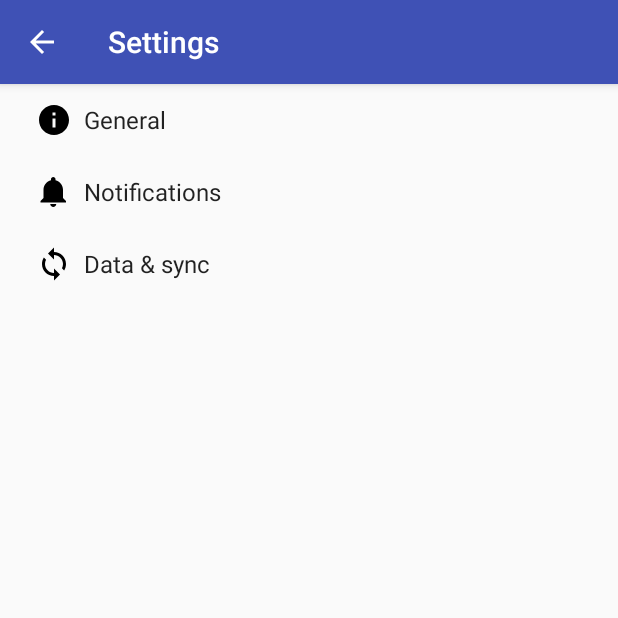
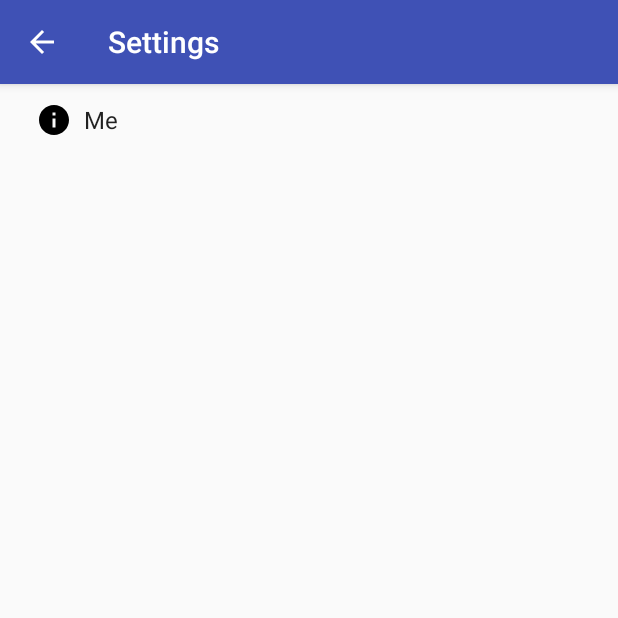
Before and after one commit to schnellp/myCap-Nutrition, an Android app: the screen it shows after launch (Settings), in the options menu, after a tap on "Settings", on a phone screen of 412 x 824 dp, the top half of it. Run offline under Robolectric (Android 15) with nearby library versions, the phone set to English and light mode, and no system bars.

Commit message:
Allow setting kcal goal preference

```diff
--- a/app/src/main/java/net/schnellp/mycapnutrition/View/JournalDayFragment.java
+++ b/app/src/main/java/net/schnellp/mycapnutrition/View/JournalDayFragment.java
@@ -1,5 +1,7 @@
 package net.schnellp.mycapnutrition.View;
 
+import android.content.SharedPreferences;
+import android.preference.PreferenceManager;
 import android.support.design.widget.Snackbar;
 import android.support.v4.app.Fragment;
 import android.os.Bundle;
@@ -30,11 +32,12 @@ public class JournalDayFragment extends Fragment {
     private String date;
     ExpandableRecordListAdapter adapter;
     Record tempRecord;
+    View rootView;
 
     @Override
     public View onCreateView(LayoutInflater inflater, ViewGroup container,
                              Bundle savedInstanceState) {
-        View rootView = inflater.inflate(R.layout.fragment_journal_day_view, container, false);
+        rootView = inflater.inflate(R.layout.fragment_journal_day_view, container, false);
         TextView textView = (TextView) rootView.findViewById(R.id.section_label);
 
         date = getArguments().getString(DATE);
@@ -49,13 +52,26 @@ public class JournalDayFragment extends Fragment {
         listView.setAdapter(adapter);
         registerForContextMenu(listView);
 
+        buildOrRebuild();
+
+        return rootView;
+    }
+
+    @Override
+    public void onResume() {
+        buildOrRebuild();
+        super.onResume();
+    }
+
+    private void buildOrRebuild() {
+        SharedPreferences sharedPref = PreferenceManager.getDefaultSharedPreferences(this.getActivity());
+        int goalKcal = Integer.parseInt(sharedPref.getString("goal_kcal", "2000"));
         ProgressBar progressBar = (ProgressBar) rootView.findViewById(R.id.progressBar);
         TextView progressText = (TextView) rootView.findViewById(R.id.kcal_label);
         IntOrNA kcal = ObjectMath.kcalSum(adapter.getRecords());
+        progressBar.setMax(goalKcal);
         progressBar.setProgress((kcal.isNA) ? 0 : kcal.val);
-        progressText.setText(kcal + " / 2000 kcal");
-
-        return rootView;
+        progressText.setText(kcal + " / " + goalKcal + " kcal");
     }
 
     @Override
--- a/app/src/main/res/xml/pref_data_sync.xml
+++ /dev/null
@@ -1,21 +0,0 @@
-<PreferenceScreen xmlns:android="http://schemas.android.com/apk/res/android">
-
-    <!-- NOTE: Hide buttons to simplify the UI. Users can touch outside the dialog to
-         dismiss it. -->
-    <!-- NOTE: ListPreference's summary should be set to its value by the activity code. -->
-    <ListPreference
-        android:defaultValue="180"
-        android:entries="@array/pref_sync_frequency_titles"
-        android:entryValues="@array/pref_sync_frequency_values"
-        android:key="sync_frequency"
-        android:negativeButtonText="@null"
-        android:positiveButtonText="@null"
-        android:title="@string/pref_title_sync_frequency" />
-
-    <!-- This preference simply launches an intent when selected. Use this UI sparingly, per
-         design guidelines. -->
-    <Preference android:title="@string/pref_title_system_sync_settings">
-        <intent android:action="android.settings.SYNC_SETTINGS" />
-    </Preference>
-
-</PreferenceScreen>
--- a/app/src/main/res/xml/pref_general.xml
+++ /dev/null
@@ -1,33 +0,0 @@
-<PreferenceScreen xmlns:android="http://schemas.android.com/apk/res/android">
-
-    <SwitchPreference
-        android:defaultValue="true"
-        android:key="example_switch"
-        android:summary="@string/pref_description_social_recommendations"
-        android:title="@string/pref_title_social_recommendations" />
-
-    <!-- NOTE: EditTextPreference accepts EditText attributes. -->
-    <!-- NOTE: EditTextPreference's summary should be set to its value by the activity code. -->
-    <EditTextPreference
-        android:capitalize="words"
-        android:defaultValue="@string/pref_default_display_name"
-        android:inputType="textCapWords"
-        android:key="example_text"
-        android:maxLines="1"
-        android:selectAllOnFocus="true"
-        android:singleLine="true"
-        android:title="@string/pref_title_display_name" />
-
-    <!-- NOTE: Hide buttons to simplify the UI. Users can touch outside the dialog to
-         dismiss it. -->
-    <!-- NOTE: ListPreference's summary should be set to its value by the activity code. -->
-    <ListPreference
-        android:defaultValue="-1"
-        android:entries="@array/pref_example_list_titles"
-        android:entryValues="@array/pref_example_list_values"
-        android:key="example_list"
-        android:negativeButtonText="@null"
-        android:positiveButtonText="@null"
-        android:title="@string/pref_title_add_friends_to_messages" />
-
-</PreferenceScreen>
--- a/app/src/main/res/xml/pref_headers.xml
+++ b/app/src/main/res/xml/pref_headers.xml
@@ -5,16 +5,6 @@
     <header
         android:fragment="net.schnellp.mycapnutrition.View.Settings$GeneralPreferenceFragment"
         android:icon="@drawable/ic_info_black_24dp"
-        android:title="@string/pref_header_general" />
-
-    <header
-        android:fragment="net.schnellp.mycapnutrition.View.Settings$NotificationPreferenceFragment"
-        android:icon="@drawable/ic_notifications_black_24dp"
-        android:title="@string/pref_header_notifications" />
-
-    <header
-        android:fragment="net.schnellp.mycapnutrition.View.Settings$DataSyncPreferenceFragment"
-        android:icon="@drawable/ic_sync_black_24dp"
-        android:title="@string/pref_header_data_sync" />
+        android:title="Me" />
 
 </preference-headers>
--- /dev/null
+++ b/app/src/main/res/xml/pref_me.xml
@@ -0,0 +1,14 @@
+<PreferenceScreen xmlns:android="http://schemas.android.com/apk/res/android">
+
+    <!-- NOTE: EditTextPreference accepts EditText attributes. -->
+    <!-- NOTE: EditTextPreference's summary should be set to its value by the activity code. -->
+    <EditTextPreference
+        android:defaultValue="2000"
+        android:inputType="number"
+        android:key="goal_kcal"
+        android:maxLines="1"
+        android:selectAllOnFocus="true"
+        android:singleLine="true"
+        android:title="Daily kcal goal" />
+
+</PreferenceScreen>
--- a/app/src/main/res/xml/pref_notification.xml
+++ /dev/null
@@ -1,27 +0,0 @@
-<PreferenceScreen xmlns:android="http://schemas.android.com/apk/res/android">
-
-    <!-- A 'parent' preference, which enables/disables child preferences (below)
-         when checked/unchecked. -->
-    <SwitchPreference
-        android:defaultValue="true"
-        android:key="notifications_new_message"
-        android:title="@string/pref_title_new_message_notifications" />
-
-    <!-- Allows the user to choose a ringtone in the 'notification' category. -->
-    <!-- NOTE: This preference will be enabled only when the checkbox above is checked. -->
-    <!-- NOTE: RingtonePreference's summary should be set to its value by the activity code. -->
-    <RingtonePreference
-        android:defaultValue="content://settings/system/notification_sound"
-        android:dependency="notifications_new_message"
-        android:key="notifications_new_message_ringtone"
-        android:ringtoneType="notification"
-        android:title="@string/pref_title_ringtone" />
-
-    <!-- NOTE: This preference will be enabled only when the checkbox above is checked. -->
-    <SwitchPreference
-        android:defaultValue="true"
-        android:dependency="notifications_new_message"
-        android:key="notifications_new_message_vibrate"
-        android:title="@string/pref_title_vibrate" />
-
-</PreferenceScreen>
```
Also changed, not shown: app/src/main/java/net/schnellp/mycapnutrition/View/Settings.java (+4 -104 lines).
